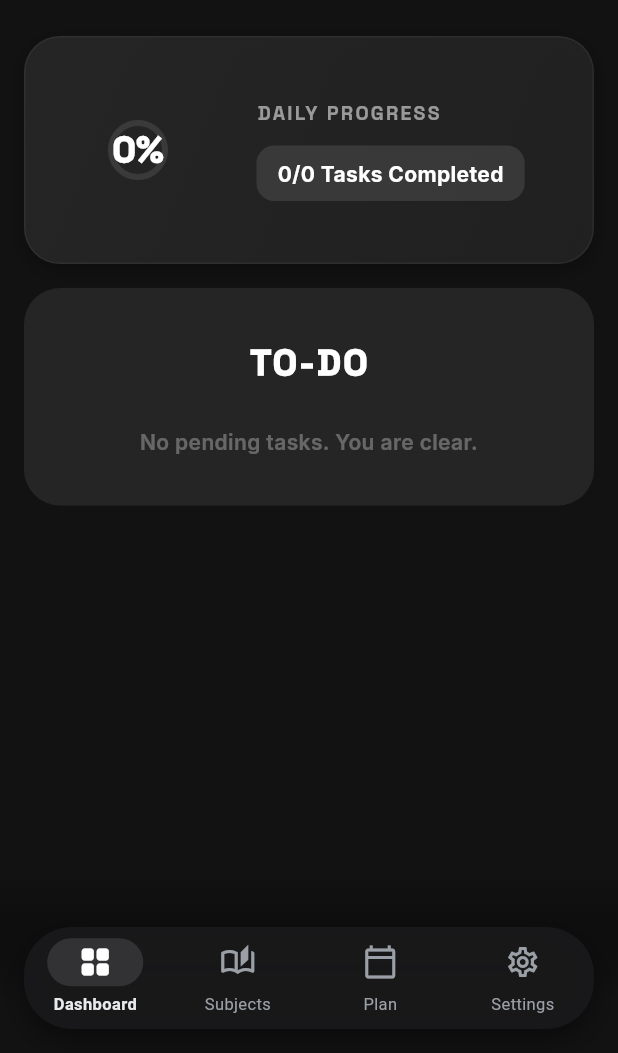
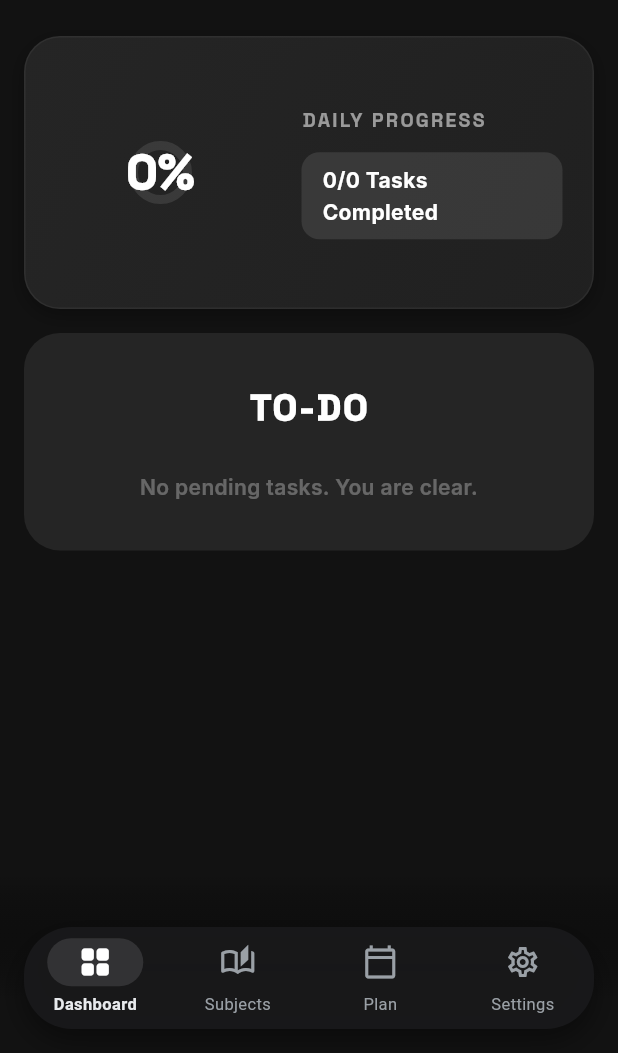
Before and after one commit to Shashankinfernape/Examinar, a Flutter app: the screen it shows after launch, on a phone screen of 412 x 824 dp, the part 183-1236 px from its top. Run offline on Flutter 3.47's test engine with Material 3 defaults, Android fonts, the phone set to English and light mode, and no system bars; our stand-ins replace fl_chart, flutter_animate, flutter_riverpod, go_router, google_fonts, image_picker and 3 more; accounts and stored records are empty; generated files the repository leaves out were written again.

Commit message:
feat(ui): increase progress ring size to 140x140 and font to 32px

```diff
--- a/lib/features/course/presentation/screens/home_screen.dart
+++ b/lib/features/course/presentation/screens/home_screen.dart
@@ -204,14 +204,14 @@ FontWeight.w900, letterSpacing: 2.0),
       child: Row(
         children: [
           SizedBox(
-            width: 110,
-            height: 110,
+            width: 140,
+            height: 140,
             child: Stack(
               alignment: Alignment.center,
               children: [
                 CircularProgressIndicator(
                   value: progress,
-                  strokeWidth: 4,
+                  strokeWidth: 6,
                   backgroundColor: Colors.white10,
                   color: Colors.white,
                   strokeCap: StrokeCap.round,
@@ -219,7 +219,7 @@ FontWeight.w900, letterSpacing: 2.0),
                 Padding(
                   padding: const EdgeInsets.all(16.0),
                   child: FittedBox(
-                    child: Text('${(progress * 100).toInt()}%', style: GoogleFonts.spaceGrotesk(color: Colors.white, fontWeight: FontWeight.w900, fontSize: 24)),
+                    child: Text('${(progress * 100).toInt()}%', style: GoogleFonts.spaceGrotesk(color: Colors.white, fontWeight: FontWeight.w900, fontSize: 32)),
                   ),
                 ),
               ]
```
